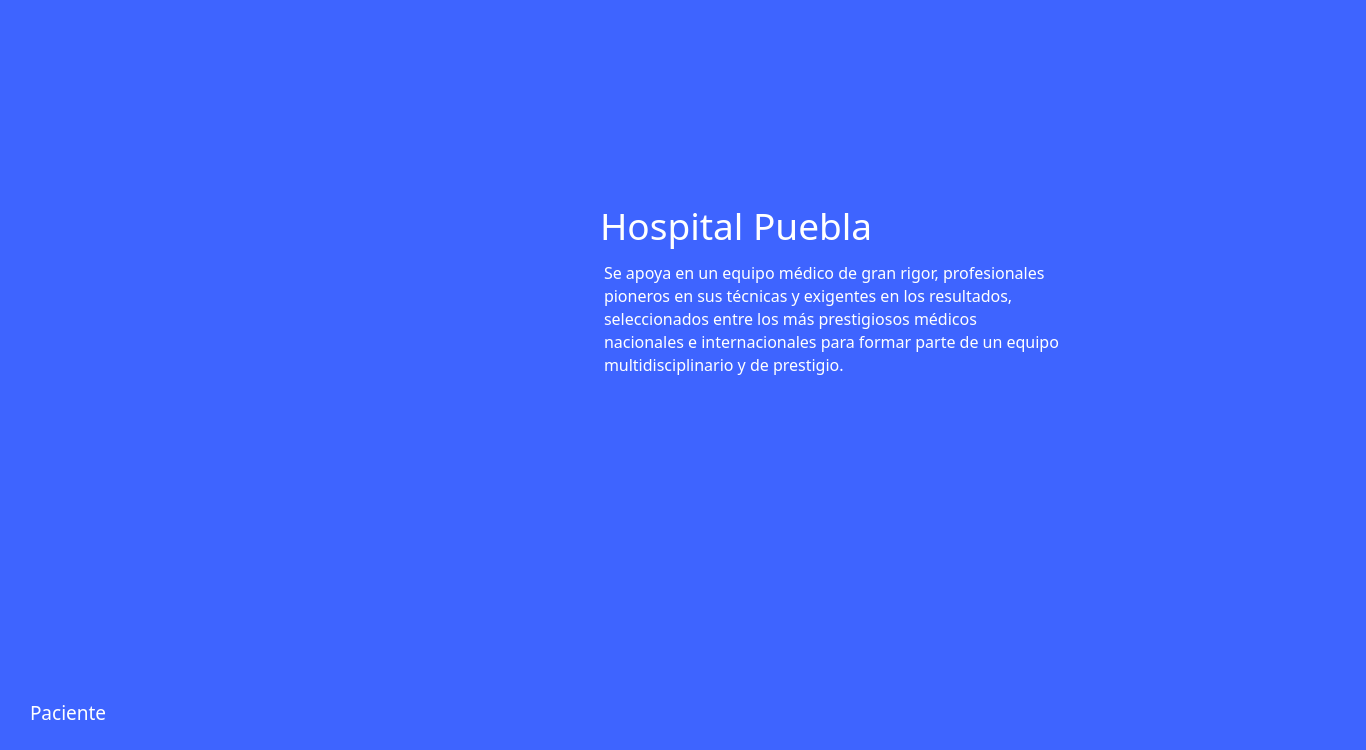
Old version of the form hospital-Core/Widgets/Paciente/paciente_landpage.ui in the repository MrDanielG/Hospital-SCRUM.
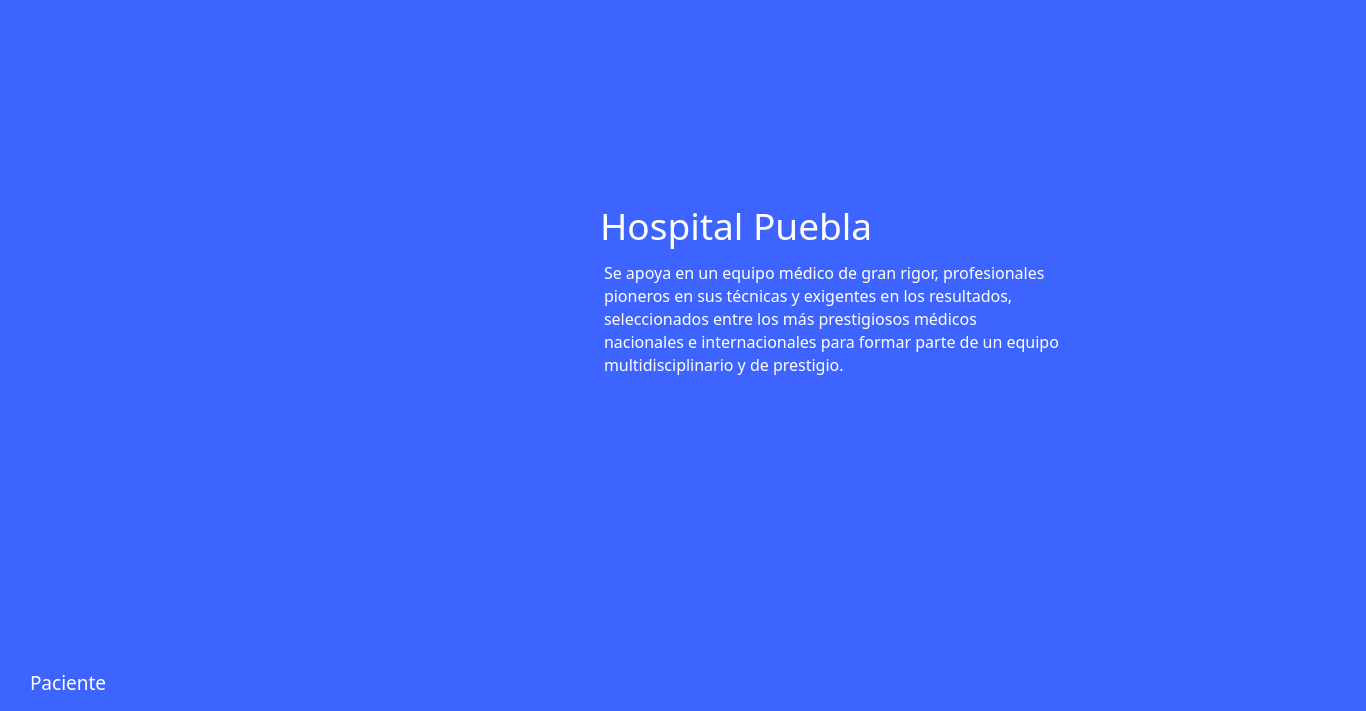
New version of the form. Icons and pictures are not drawn.

```diff
--- a/hospital-Core/Widgets/Paciente/paciente_landpage.ui
+++ b/hospital-Core/Widgets/Paciente/paciente_landpage.ui
@@ -7,7 +7,7 @@
     <x>0</x>
     <y>0</y>
     <width>1366</width>
-    <height>750</height>
+    <height>711</height>
    </rect>
   </property>
   <property name="windowTitle">
@@ -124,7 +124,7 @@
    <property name="geometry">
     <rect>
      <x>30</x>
-     <y>690</y>
+     <y>660</y>
      <width>171</width>
      <height>45</height>
     </rect>
```
